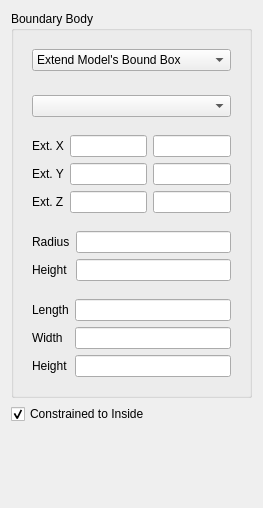
berndhahnebach/All_FreeCAD, file src/Mod/Path/Gui/Resources/panels/DressupPathBoundary.ui: the form before one commit.
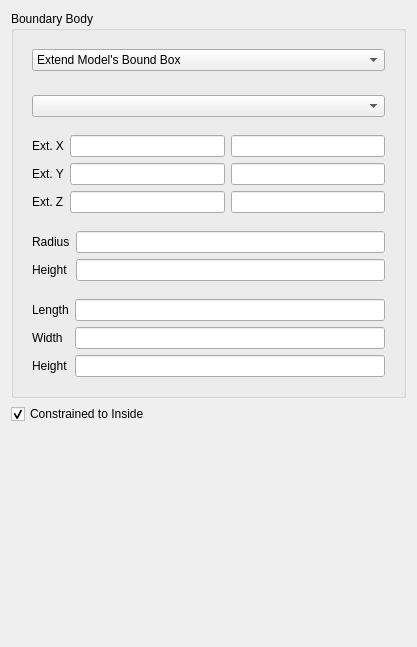
The form after the commit. Custom widgets are drawn as their Qt base class.

Commit message: Added PathBoundary task panel tool tips and tab order.

Patch:
```diff
--- a/src/Mod/Path/Gui/Resources/panels/DressupPathBoundary.ui
+++ b/src/Mod/Path/Gui/Resources/panels/DressupPathBoundary.ui
@@ -6,8 +6,8 @@
    <rect>
     <x>0</x>
     <y>0</y>
-    <width>263</width>
-    <height>508</height>
+    <width>417</width>
+    <height>647</height>
    </rect>
   </property>
   <property name="windowTitle">
```
Left out of the diff: 91 changed lines with no effect on the pictures.
